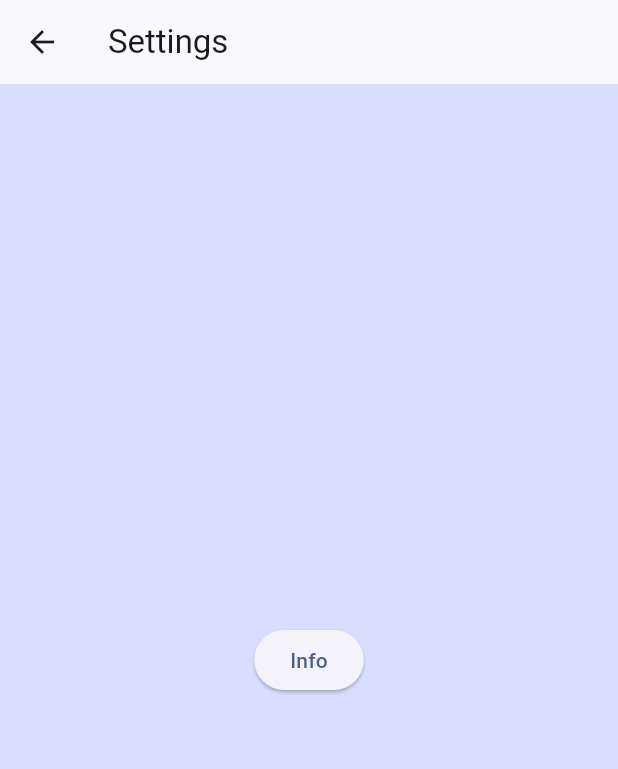
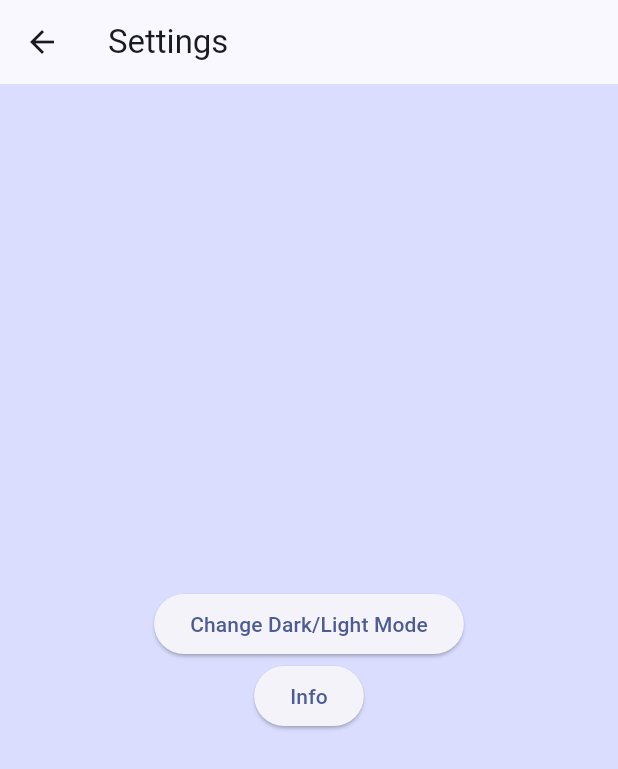
Before and after one commit to dylcarinc/Compix, a Flutter app: the SecondPage screen opened by its route, on a phone screen of 412 x 824 dp. Shown: the top 769 px of the screen. Run offline on Flutter 3.47's test engine with Material 3 defaults, Android fonts, the light colour scheme and no system bars; our stand-ins replace flutter_compass, permission_handler.

Commit message:
Added Light/Dark mode button

```diff
--- a/compix/lib/main.dart
+++ b/compix/lib/main.dart
@@ -4,18 +4,25 @@
 // -> To add a background color
 // https://www.youtube.com/watch?v=4pn-_md5Ol4
 // -> To add a pop up when 'info' is clicked on the second page
+//https://stackoverflow.com/questions/61116601/how-to-reach-a-variable-of-a-class-from-another-class-in-flutter
 
 import 'package:flutter/material.dart';
 import 'home_page.dart';
 import 'second_page.dart';
 
 void main() {
-  runApp(const MyApp());
+  runApp(MyApp());
+}
+class MyApp extends StatefulWidget {
+  const MyApp({super.key});
+  @override
+  _MyAppState createState() => _MyAppState();
+  static _MyAppState of(BuildContext context) =>
+      context.findAncestorStateOfType<_MyAppState>()!;
 }
 
-class MyApp extends StatelessWidget {
-  const MyApp({super.key});
-
+class _MyAppState extends State<MyApp>  {
+ ThemeMode _themeMode = ThemeMode.system;
   @override
   Widget build(BuildContext context) {
     return MaterialApp(
@@ -26,6 +33,8 @@ class MyApp extends StatelessWidget {
         ),
         useMaterial3: true,
       ),
+      darkTheme: ThemeData.dark(), // standard dark theme
+      themeMode: _themeMode,
       home: const MyHomePage(title: 'CampiX'),
       initialRoute: '/',
       routes: {
@@ -33,4 +42,12 @@ class MyApp extends StatelessWidget {
       },
     );
   }
+  void changeTheme(ThemeMode themeMode) {
+    setState(() {
+      _themeMode = themeMode;
+    });
 }
+ThemeMode getTheme(){
+  return _themeMode;
+}
+}
--- a/compix/lib/second_page.dart
+++ b/compix/lib/second_page.dart
@@ -1,4 +1,5 @@
 import 'package:flutter/material.dart';
+import 'main.dart';
 
 class SecondPage extends StatefulWidget {
   const SecondPage({super.key});
@@ -15,7 +16,21 @@ class _SecondPageState extends State<SecondPage> {
         title: const Text("Settings"),
       ),
       body: Center(
-        child: ElevatedButton(
+        child: Column(
+          mainAxisSize: MainAxisSize.min,
+          children: [
+          ElevatedButton(
+            onPressed:(){
+              if(MyApp.of(context).getTheme() == ThemeMode.dark){
+                MyApp.of(context).changeTheme(ThemeMode.light);
+              }
+              else{
+                MyApp.of(context).changeTheme(ThemeMode.dark);
+              }
+            },
+            child: const Text("Change Dark/Light Mode"),
+          ),
+          ElevatedButton(
           onPressed: () {
             showDialog(
               context: context,
@@ -37,6 +52,8 @@ class _SecondPageState extends State<SecondPage> {
           },
           child: const Text("Info"),
         ),
+          ]
+        )
       ),
     );
   }
```
